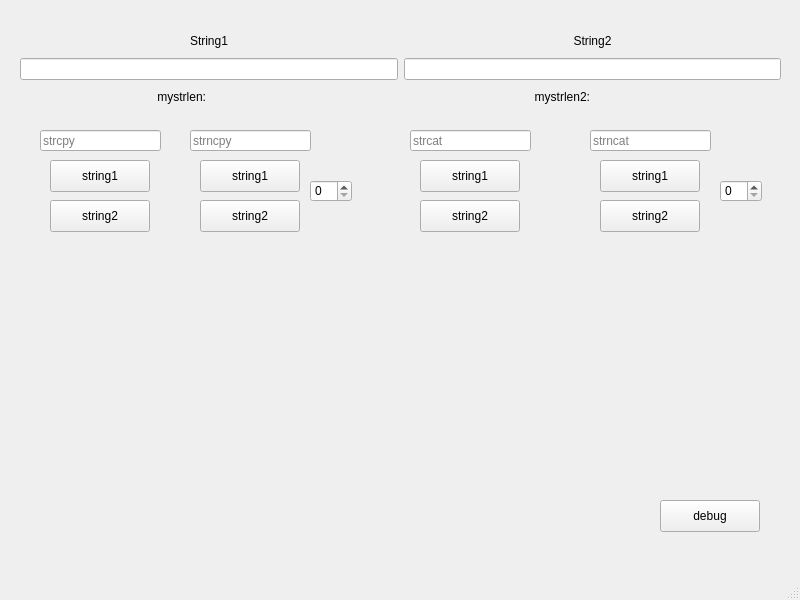
This is ОАИП/sem2/lab4/task2/mainwindow.ui in anterg0/bsuir as Qt 5 draws it before an edit. The edited form follows.
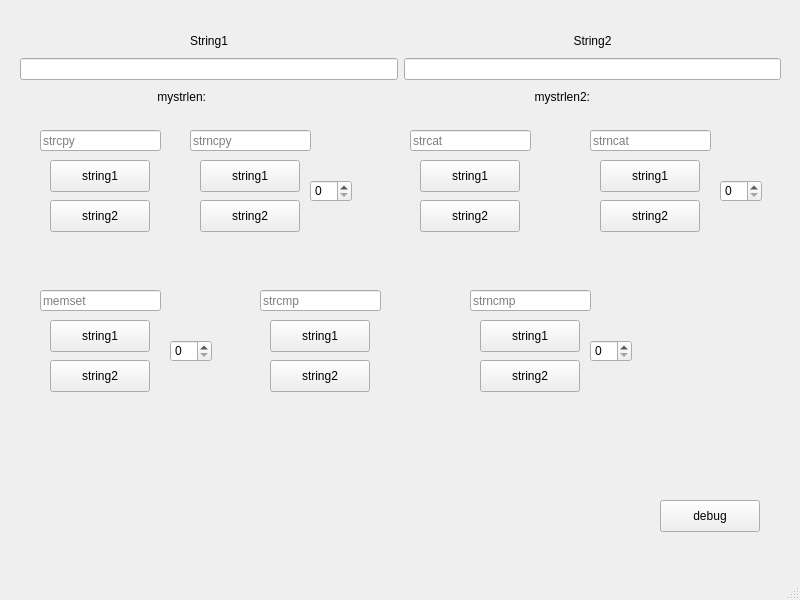
This is the edited form.

Diff of the .ui file:
```diff
--- a/ОАИП/sem2/lab4/task2/mainwindow.ui
+++ b/ОАИП/sem2/lab4/task2/mainwindow.ui
@@ -302,6 +302,152 @@
      </rect>
     </property>
    </widget>
+   <widget class="QPushButton" name="memsetString2">
+    <property name="geometry">
+     <rect>
+      <x>50</x>
+      <y>360</y>
+      <width>100</width>
+      <height>32</height>
+     </rect>
+    </property>
+    <property name="text">
+     <string>string2</string>
+    </property>
+   </widget>
+   <widget class="QLineEdit" name="memsetLine">
+    <property name="geometry">
+     <rect>
+      <x>40</x>
+      <y>290</y>
+      <width>121</width>
+      <height>21</height>
+     </rect>
+    </property>
+    <property name="maxLength">
+     <number>1</number>
+    </property>
+    <property name="placeholderText">
+     <string>memset</string>
+    </property>
+   </widget>
+   <widget class="QPushButton" name="memsetString1">
+    <property name="geometry">
+     <rect>
+      <x>50</x>
+      <y>320</y>
+      <width>100</width>
+      <height>32</height>
+     </rect>
+    </property>
+    <property name="text">
+     <string>string1</string>
+    </property>
+   </widget>
+   <widget class="QSpinBox" name="memsetNum">
+    <property name="geometry">
+     <rect>
+      <x>170</x>
+      <y>340</y>
+      <width>42</width>
+      <height>22</height>
+     </rect>
+    </property>
+   </widget>
+   <widget class="QPushButton" name="strcmpString1">
+    <property name="geometry">
+     <rect>
+      <x>270</x>
+      <y>320</y>
+      <width>100</width>
+      <height>32</height>
+     </rect>
+    </property>
+    <property name="text">
+     <string>string1</string>
+    </property>
+   </widget>
+   <widget class="QLineEdit" name="strcmpLine">
+    <property name="geometry">
+     <rect>
+      <x>260</x>
+      <y>290</y>
+      <width>121</width>
+      <height>21</height>
+     </rect>
+    </property>
+    <property name="maxLength">
+     <number>32767</number>
+    </property>
+    <property name="placeholderText">
+     <string>strcmp</string>
+    </property>
+   </widget>
+   <widget class="QPushButton" name="strcmpString2">
+    <property name="geometry">
+     <rect>
+      <x>270</x>
+      <y>360</y>
+      <width>100</width>
+      <height>32</height>
+     </rect>
+    </property>
+    <property name="text">
+     <string>string2</string>
+    </property>
+   </widget>
+   <widget class="QLineEdit" name="strncmpLine">
+    <property name="geometry">
+     <rect>
+      <x>470</x>
+      <y>290</y>
+      <width>121</width>
+      <height>21</height>
+     </rect>
+    </property>
+    <property name="maxLength">
+     <number>32767</number>
+    </property>
+    <property name="placeholderText">
+     <string>strncmp</string>
+    </property>
+   </widget>
+   <widget class="QPushButton" name="strncmpString1">
+    <property name="geometry">
+     <rect>
+      <x>480</x>
+      <y>320</y>
+      <width>100</width>
+      <height>32</height>
+     </rect>
+    </property>
+    <property name="text">
+     <string>string1</string>
+    </property>
+   </widget>
+   <widget class="QPushButton" name="strncmpString2">
+    <property name="geometry">
+     <rect>
+      <x>480</x>
+      <y>360</y>
+      <width>100</width>
+      <height>32</height>
+     </rect>
+    </property>
+    <property name="text">
+     <string>string2</string>
+    </property>
+   </widget>
+   <widget class="QSpinBox" name="strncmpNum">
+    <property name="geometry">
+     <rect>
+      <x>590</x>
+      <y>340</y>
+      <width>42</width>
+      <height>22</height>
+     </rect>
+    </property>
+   </widget>
   </widget>
   <widget class="QMenuBar" name="menubar">
    <property name="geometry">
```
